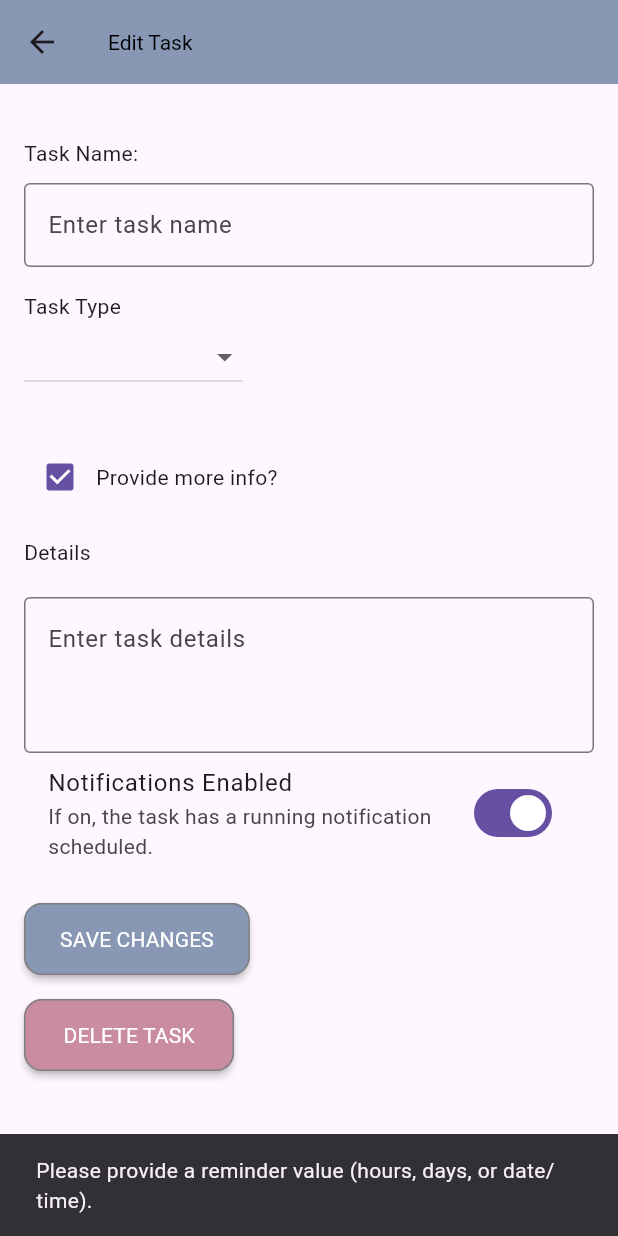
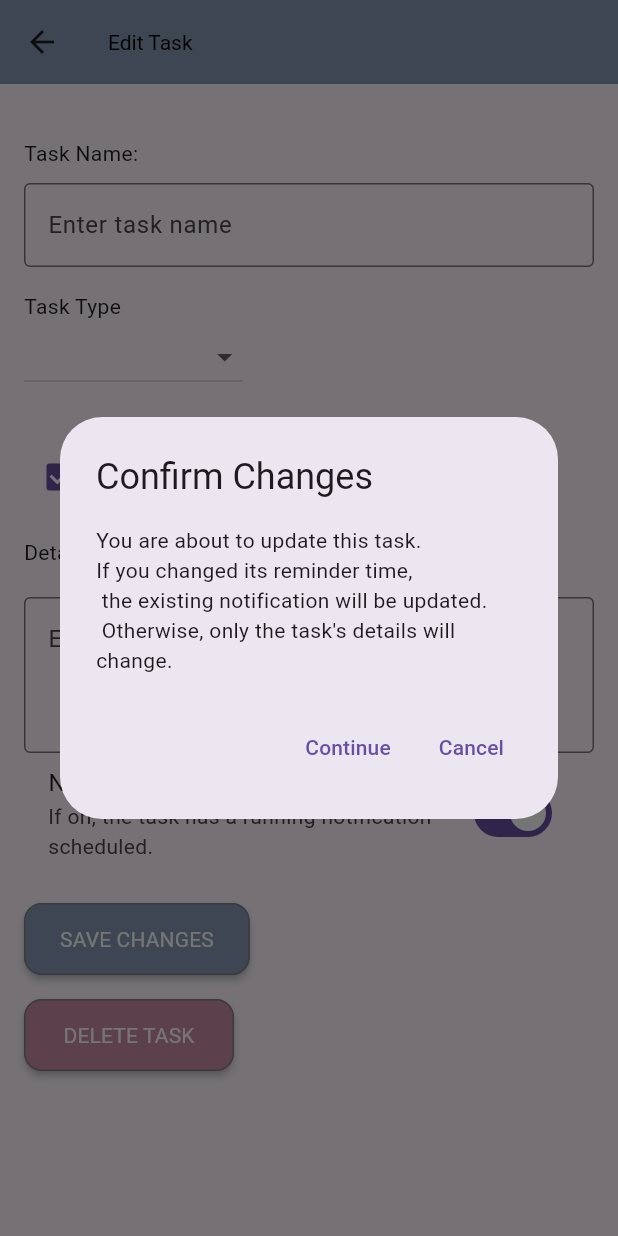
Before and after one commit to jones-97/When-Did-You-Last, a Flutter app: the EditTask screen opened directly with empty values, after a tap on "SAVE CHANGES", on a phone screen of 412 x 824 dp. Run offline on Flutter 3.47's test engine with Material 3 defaults, Android fonts, the phone set to English and light mode, and no system bars; our stand-ins replace awesome_notifications, device_info_plus, flutter_local_notifications, permission_handler, shared_preferences, sqflite and 4 more; missing offline and left inert: android_intent_plus, flutter_system_ringtones, workmanager; accounts and stored records are empty.

Commit message:
Fully implemented isActive and removed workmanager. isActive may still need more time to understand, but everything is working well

```diff
--- a/lib/Models/Task.dart
+++ b/lib/Models/Task.dart
@@ -33,9 +33,9 @@ class Task {
       'task_type': taskType,
       'duration_type': durationType,
       'auto_repeat' : autoRepeat ? 1 : 0,
+      'is_active': isActive ? 1 : 0,
       'custom_interval': customInterval,
       'notification_time': notificationTime,
-      'is_active': isActive,
       'notifications_enabled': notificationsEnabled ? 1 : 0,
     };
   }
--- a/lib/Util/notification_helper.dart
+++ b/lib/Util/notification_helper.dart
@@ -106,8 +106,12 @@ class NotificationHelper {
 
           if (task.taskType == 'Repetitive') {
             debugPrint("✅ Task is repetitive");
+
+
             if (task.notificationsEnabled) {
               debugPrint("🔓 Notifications are enabled");
+
+
               if (!task.autoRepeat) {
                 debugPrint("🔁 Not auto-repeat mode, rescheduling...");
 
@@ -147,7 +151,7 @@ class NotificationHelper {
           debugPrint('Stop action for task $taskId');
 
           await DatabaseHelper()
-              .updateTask(task.copyWith(notificationsEnabled: false));
+              .updateTask(task.copyWith(notificationsEnabled: false, isActive: false));
           await markTaskAsDone(taskId);
           await Workmanager().cancelByUniqueName("repeating_task_$taskId");
           debugPrint("YOU HAVE STOPPED THIS TASK! 🛑");
@@ -159,7 +163,7 @@ class NotificationHelper {
         case 'ok_action':
           debugPrint('OK action for task $taskId');
           await DatabaseHelper()
-              .updateTask(task.copyWith(notificationsEnabled: false));
+              .updateTask(task.copyWith(notificationsEnabled: false, isActive: false));
           await markTaskAsDone(taskId);
           debugPrint("YOU HAVE PRESSED okayyyy for THIS TASK! 📮");
           break;
@@ -288,7 +292,7 @@ class NotificationHelper {
 */
 
   static Future<void> scheduleNotification(Task task) async {
-  if (task.notificationTime == null || !task.notificationsEnabled) return;
+  if (task.notificationTime == null || !task.notificationsEnabled || !task.isActive) return;
 
   final isRepetitive = task.taskType == "Repetitive";
   final scheduledTime = DateTime.fromMillisecondsSinceEpoch(task.notificationTime!);
@@ -298,11 +302,13 @@ class NotificationHelper {
 
   //await cancelNotification(createUniqueNotificationId(task.id!));
   await cancelNotification(task.id!);
-  await cancelWorkManagerTask(task.id!);
+ // await cancelWorkManagerTask(task.id!);
 
   debugPrint("Received task details. Name: ${task.name}");
 
   // For autorepeat tasks, use Workmanager + immediateNotif
+  //DEACTIVATED FOR NOW
+  /*
   if (isRepetitive && task.autoRepeat) {
     Duration frequency;
     switch (task.durationType) {
@@ -319,7 +325,7 @@ class NotificationHelper {
         frequency = const Duration(hours: 1);
     }
 
-    debugPrint("📡 Registering periodic task with WorkManager for task ${task.id}");
+  //  debugPrint("📡 Registering periodic task with WorkManager for task ${task.id}");
 
     // OLD: Cancel any existing workmanager task first
     //await Workmanager().cancelByUniqueName("repeating_task_${task.id}");
@@ -329,7 +335,7 @@ class NotificationHelper {
     // 2. Register periodic task with initialDelay = 15 seconds (for testing)
 
 
-      await Workmanager().registerPeriodicTask(
+  //    await Workmanager().registerPeriodicTask(
       "repeating_task_${task.id}",
       "repeatingTask",
       frequency: frequency,
@@ -346,7 +352,7 @@ class NotificationHelper {
     // Workmanager will handle the scheduling
     return;
   }
-
+*/
   // For non-auto-repeat tasks, use AwesomeNotifications
   final payload = {
     'taskId': task.id.toString(),
@@ -369,8 +375,14 @@ class NotificationHelper {
         body: task.details ?? 'Task reminder',
         payload: payload,
       ),
-      actionButtons: isRepetitive
-          ? [
+      actionButtons: isRepetitive ?
+
+      task.autoRepeat ? [NotificationActionButton(
+                key: 'stop_action',
+                label: 'Stop',
+                actionType: ActionType.SilentAction,
+                autoDismissible: true,
+              )] :  [
               NotificationActionButton(
                 key: 'continue_action',
                 label: 'Continue',
@@ -410,8 +422,16 @@ class NotificationHelper {
 
   bool hasRunBefore = prefs.getBool(firstRunKey) ?? false;
 
+  final payload = {
+    'taskId': task.id.toString(),
+    'taskType': task.taskType,
+    'durationType': task.durationType,
+    if (task.customInterval != null) 'customInterval': task.customInterval.toString(),
+  };
+
+
   String bodyMessage = hasRunBefore
-      ? "⏰ Time to do your task again!"
+      ? task.details == null ? "⏰ Time to do your task again!" : "⏰ ${task.details}"
       : "🔔 Task started! This is the first notification to confirm it’s running.";
 
   AwesomeNotifications().createNotification(
@@ -420,6 +440,7 @@ class NotificationHelper {
       channelKey: 'task_channel',
       title: task.name,
       body: bodyMessage,
+      payload: payload,
       notificationLayout: NotificationLayout.Default,
     ),
     actionButtons: [NotificationActionButton(
--- a/lib/edit_task.dart
+++ b/lib/edit_task.dart
@@ -27,7 +27,7 @@ class _EditTaskState extends State<EditTask> {
   bool _showDetails = false;
   bool _autoRepeat = false;
   DateTime? _selectedDate;
-  String? selectedDateString;
+  String selectedDateString = "";
   int? _notificationTime;
   bool _notificationsEnabled = false;
   // Duration? _timeOffset;
@@ -40,8 +40,10 @@ class _EditTaskState extends State<EditTask> {
     _hoursController = TextEditingController();
     _daysController = TextEditingController();
 
+
     _nameController.text = widget.task.name;
     _selectedTaskType = widget.task.taskType;
+
 
     //BELOW LINE IS CONFUSING. WE ARE USING "Notifications Enabled".
     //Notificationspaused is false when a task is running. So we have to negate it to "TRUE"
@@ -50,6 +52,8 @@ class _EditTaskState extends State<EditTask> {
     _notificationsEnabled = widget.task.notificationsEnabled;
     _detailsController.text = widget.task.details ?? '';
     _autoRepeat = widget.task.autoRepeat;
+    selectedDateString = DateFormat('MMM dd, yyyy - hh:mm a').format(DateTime.fromMillisecondsSinceEpoch(widget.task.notificationTime!));
+
 
     _initializeNotificationSettings();
   }
@@ -96,6 +100,7 @@ class _EditTaskState extends State<EditTask> {
         _selectedDate = taskTime;
         selectedDateString =
             DateFormat('MMM dd, yyyy - hh:mm a').format(taskTime);
+            debugPrint('📅 Loaded existing selected date: $selectedDateString');
       }
     }
   }
@@ -198,6 +203,12 @@ class _EditTaskState extends State<EditTask> {
     }
   }
 
+   String _formatDateTime(int timestamp) {
+    final date = DateTime.fromMillisecondsSinceEpoch(timestamp);
+    return DateFormat('MMM dd, yyyy - hh:mm a').format(date);
+  }
+
+
   void calculateDateTime() {
     if (_selectedDate != null) {
       _notificationTime = _selectedDate!.millisecondsSinceEpoch;
@@ -221,35 +232,49 @@ class _EditTaskState extends State<EditTask> {
   }
 
 Future<void> _updateTask() async {
+  // if (_selectedTaskType != "No Alert/Tracker") {
+  //   bool hasNoDays = _daysController.text.trim().isEmpty;
+  //   bool hasNoHours = _hoursController.text.trim().isEmpty;
+  //   bool hasNoDate = _selectedDate == null;
 
-
-    if (_selectedTaskType != "No Alert/Tracker") {
-
-      bool hasNoDays = _daysController.text.trim().isEmpty;
-      bool hasNoHours = _hoursController.text.trim().isEmpty;
-      bool hasNoDate = _selectedDate == null;
-
-      if (hasNoDays && hasNoHours && hasNoDate) {
-        ScaffoldMessenger.of(context).showSnackBar(
-          const SnackBar(
-              content: Text(
-                  "Please provide a reminder value (hours, days, or date/time).")),
-        );
-        return; // Prevent saving
-      }
-    }
+  //   if (hasNoDays && hasNoHours && hasNoDate) {
+  //     ScaffoldMessenger.of(context).showSnackBar(
+  //       const SnackBar(
+  //           content: Text(
+  //               "Please provide a reminder value (hours, days, or date/time).")),
+  //     );
+  //     return;
+  //   }
+  // }
 
   try {
+    // Only recalculate notification time if duration settings changed
+    bool durationSettingsChanged =
+        widget.task.durationType != _selectedDurationType ||
+            (_selectedDurationType == 'Hours' &&
+                widget.task.customInterval != int.tryParse(_hoursController.text)) ||
+            (_selectedDurationType == 'Days' &&
+                widget.task.customInterval != int.tryParse(_daysController.text)) ||
+            (_selectedDurationType == 'Specific' &&
+                widget.task.notificationTime != _selectedDate?.millisecondsSinceEpoch);
+
+    // Calculate new notification time only if duration settings changed
+    if (durationSettingsChanged) {
       calculateDateTime();
+    } else {
+      // Keep the original notification time if duration settings didn't change
+      _notificationTime = widget.task.notificationTime;
+    }
 
     // Determine custom_interval value
     int? customInterval;
-      if (_selectedDurationType == 'Hours' &&
-          _hoursController.text.isNotEmpty) {
+    if (_selectedDurationType == 'Hours' && _hoursController.text.isNotEmpty) {
       customInterval = int.tryParse(_hoursController.text);
-      } else if (_selectedDurationType == 'Days' &&
-          _daysController.text.isNotEmpty) {
+    } else if (_selectedDurationType == 'Days' && _daysController.text.isNotEmpty) {
       customInterval = int.tryParse(_daysController.text);
+    } else if (_selectedDurationType == 'Specific') {
+      // For specific date/time, we don't need a customInterval
+      customInterval = widget.task.customInterval;
     }
 
     final updatedTask = Task(
@@ -261,46 +286,49 @@ class _EditTaskState extends State<EditTask> {
       autoRepeat: _autoRepeat,
       notificationTime: _notificationTime,
       notificationsEnabled: _notificationsEnabled,
-        customInterval: customInterval ??
-            0, //stores original interval value eg 1 hour, 2 days
+      customInterval: customInterval ?? widget.task.customInterval,
     );
-      if (updatedTask.taskType != "No Alert/Tracker") {
-        debugPrint("Updating task in completion_table. Check message below...");
 
+    // Only update completion dates if task type changed
+    if (updatedTask.taskType != widget.task.taskType &&
+        updatedTask.taskType != "No Alert/Tracker") {
+      debugPrint("Task type changed, updating completion table...");
       await DatabaseHelper().removeFromCompletionDates(updatedTask.id!);
     }
+
     final result = await DatabaseHelper().updateTask(updatedTask);
 
-      //SCHEDULE NOTIFICATION
+    // Handle notifications
     if (!kIsWeb) {
       if (updatedTask.taskType == "No Alert/Tracker") {
         ScaffoldMessenger.of(context).showSnackBar(SnackBar(
           elevation: 6,
           content: const Text("Task Updated Successfully!"),
           behavior: SnackBarBehavior.floating,
-            margin: const EdgeInsets.fromLTRB(
-                16, 0, 16, 15), // adds space from bottom
+          margin: const EdgeInsets.fromLTRB(16, 0, 16, 15),
           shape: RoundedRectangleBorder(
-              borderRadius: BorderRadius.circular(30), // pill shape
+            borderRadius: BorderRadius.circular(30),
           ),
-            // optional: make it pop
-
           duration: const Duration(seconds: 3),
         ));
+      } else if (updatedTask.notificationTime != null) {
+        // Only update notification if relevant settings changed
+        bool notificationNeedsUpdate = durationSettingsChanged ||
+            widget.task.notificationsEnabled != _notificationsEnabled ||
+            widget.task.autoRepeat != _autoRepeat;
+
+        if (notificationNeedsUpdate) {
+          await NotificationHelper.updateNotificationState(updatedTask);
         }
-        if (updatedTask.notificationTime != null) {
-          await NotificationHelper.updateNotificationState(updatedTask);
+
         ScaffoldMessenger.of(context).showSnackBar(SnackBar(
           elevation: 6,
           content: const Text("Task Updated and Scheduled Successfully!"),
           behavior: SnackBarBehavior.floating,
-            margin: const EdgeInsets.fromLTRB(
-                16, 0, 16, 15), // adds space from bottom
+          margin: const EdgeInsets.fromLTRB(16, 0, 16, 15),
           shape: RoundedRectangleBorder(
-              borderRadius: BorderRadius.circular(30), // pill shape
+            borderRadius: BorderRadius.circular(30),
           ),
-            // optional: make it pop
-
           duration: const Duration(seconds: 3),
         ));
       }
@@ -321,11 +349,13 @@ class _EditTaskState extends State<EditTask> {
   }
 }
 
+
   void _showConfirmDialog() {
     showDialog(context: context, builder: (BuildContext context) {
       return AlertDialog(title: const Text("Delete Task?"),
       content: const Text("You are about to delete a task. \n"
-      "This will also clear it from completion tables. \n"
+      "This will also clear it from completion tables \n"
+      "and clear all linked notifications. \n"
       "Continue?"),
       actions: <Widget>[
         MaterialButton(
@@ -350,6 +380,8 @@ class _EditTaskState extends State<EditTask> {
     try {
       await dbHelper
           .deleteTask(widget.task.id!); // Delete the task from the database
+          await NotificationHelper.cancelNotification(widget.task.id!);
+
       Navigator.pop(context,
           true); // Go back to the previous screen with a refresh signal
     } catch (e) {
@@ -480,7 +512,9 @@ class _EditTaskState extends State<EditTask> {
                     ),
                   if (_selectedDurationType == "Specific") ...[
                     Text(
-                        "Selected Date: ${selectedDateString ?? 'Not selected'}")
+                        selectedDateString!= null
+      ? "Selected Date: $selectedDateString"
+      : "Selected Date: Not Selected",)
                   ],
                 ],
               ),
@@ -566,7 +600,35 @@ class _EditTaskState extends State<EditTask> {
             const SizedBox(height: 20),
 
             MaterialButton(
-              onPressed: _updateTask,
+              onPressed: () {
+
+                showDialog(
+    context: context,
+    builder: (BuildContext context) {
+      return AlertDialog(
+        title: Text("Confirm Changes"),
+        content: Text(
+          "You are about to update this task. \n"
+          "If you changed its reminder time, \n the existing notification will be updated. "
+          "\n Otherwise, only the task's details will change."
+        ),
+        actions: [
+          TextButton(
+            onPressed: () {
+              Navigator.of(context).pop(); // Dismiss dialog
+              _updateTask(); // Proceed to update
+            },
+            child: Text("Continue"),
+          ),
+          TextButton(
+            onPressed: () => Navigator.of(context).pop(),
+            child: Text("Cancel"),
+          ),
+        ],
+      );
+    },
+  );
+                 },
               color: const Color(0xff8797b4),
               elevation: 2,
               padding: const EdgeInsets.symmetric(horizontal: 24, vertical: 14),
--- a/lib/main.dart
+++ b/lib/main.dart
@@ -24,6 +24,10 @@ import 'Util/database_helper.dart';
 import 'Util/notification_helper.dart';
 // import 'dart:io';
 import 'home_page.dart'; // Import the new home.dart file
+
+
+//Decided name: JM2 Apps
+
 
 late final SharedPreferences prefs;
 
@@ -110,7 +114,7 @@ Future<void> _initializeAppServices() async {
 
       await NotificationHelper.init();
 
-      await Workmanager().initialize(callbackDispatcher, isInDebugMode: false);
+     // await Workmanager().initialize(callbackDispatcher, isInDebugMode: false);
 
       //CHANGE THE 'true' IN THE ABOVE TO 'false' WHEN READY
 
--- a/lib/tasks_list.dart
+++ b/lib/tasks_list.dart
@@ -163,7 +163,7 @@ class _TasksListState extends State<TasksList> {
 
       // Active tasks (including auto-repeat)
       tasksDueToday = _tasks.where((task) {
-        if (task.notificationTime == null || !task.notificationsEnabled)
+        if (task.notificationTime == null || !task.isActive || !task.notificationsEnabled)
           return false;
         final taskDate =
             DateTime.fromMillisecondsSinceEpoch(task.notificationTime!);
@@ -171,7 +171,7 @@ class _TasksListState extends State<TasksList> {
       }).toList();
 
       tasksDueInTwoDays = _tasks.where((task) {
-        if (task.notificationTime == null || !task.notificationsEnabled)
+        if (task.notificationTime == null || !task.isActive || !task.notificationsEnabled)
           return false;
         final taskDate =
             DateTime.fromMillisecondsSinceEpoch(task.notificationTime!);
@@ -179,7 +179,7 @@ class _TasksListState extends State<TasksList> {
       }).toList();
 
       futureTasks = _tasks.where((task) {
-        if (task.notificationTime == null || !task.notificationsEnabled)
+        if (task.notificationTime == null || !task.isActive || !task.notificationsEnabled)
           return false;
         final taskDate =
             DateTime.fromMillisecondsSinceEpoch(task.notificationTime!);
@@ -195,9 +195,31 @@ class _TasksListState extends State<TasksList> {
 
 // Past tasks - completed at least once (regardless of notification status)
       pastTasks = _tasks.where((task) {
-        final completions = _taskCompletionDates[task.id!] ?? [];
-        return completions.isNotEmpty; // Only completion dates matter
-      }).toList();
+  if (task.taskType == "No Alert/Tracker") return false;
+
+  final completions = _taskCompletionDates[task.id!] ?? [];
+  final todayStr = now.toIso8601String().substring(0, 10);
+  final wasCompleted = completions.any((date) => date.compareTo(todayStr) <= 0);
+
+  final hasPastNotificationTime = task.notificationTime != null &&
+      DateTime.fromMillisecondsSinceEpoch(task.notificationTime!).isBefore(now);
+
+  return wasCompleted || hasPastNotificationTime;
+}).toList();
+
+  // pastTasks = _tasks.where((task) {
+  //      if (task.taskType == "No Alert/Tracker")
+  //      {   return false; }
+  //       final completions = _taskCompletionDates[task.id!] ?? [];
+  //       final todayStr = now.toIso8601String().substring(0, 10);
+  //       return completions.any((date) => date.compareTo(todayStr) <= 0);
+  //     }).toList();
+      // pastTasks = _tasks.where((task) {
+      //   if (task.taskType == "No Alert/Tracker")
+      //  {   return false; }
+      //   final completions = _taskCompletionDates[task.id!] ?? [];
+      //   return completions.isNotEmpty; // Only completion dates matter
+      // }).toList();
 
       // Paused tasks (notificationsEnabled = false)
       //   pausedTasks = _tasks.where((task) {
```
Also changed, not shown: lib/intro_permissions.dart (+32 -21 lines). Lines whose indentation alone changed are shown as unchanged.
